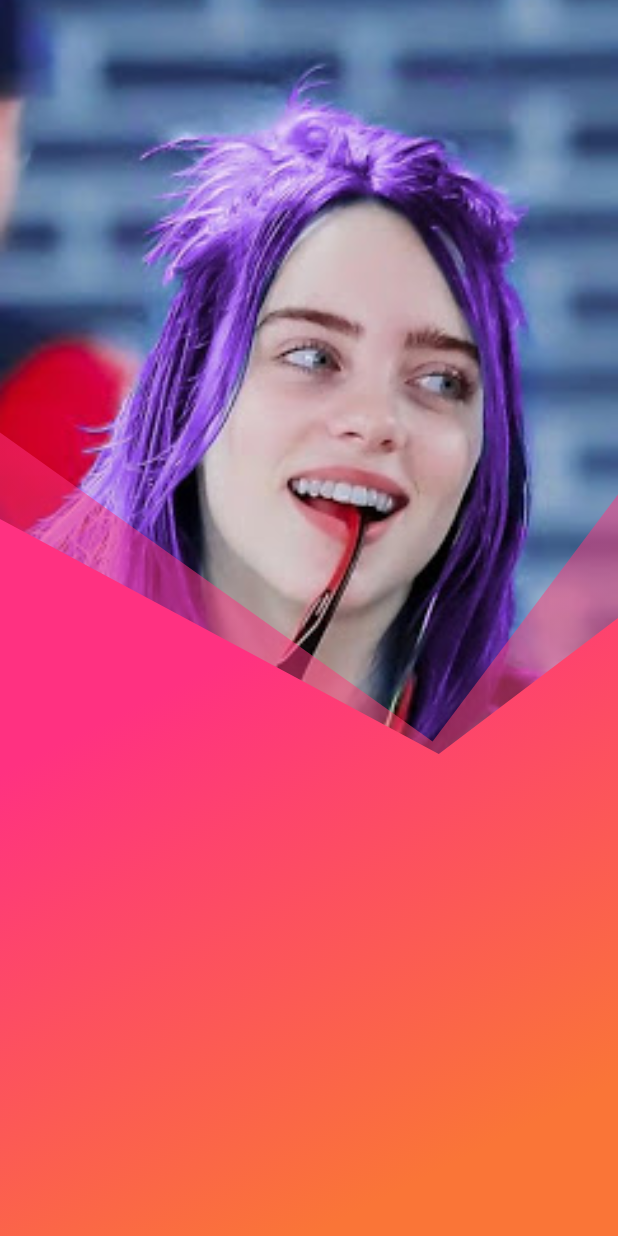
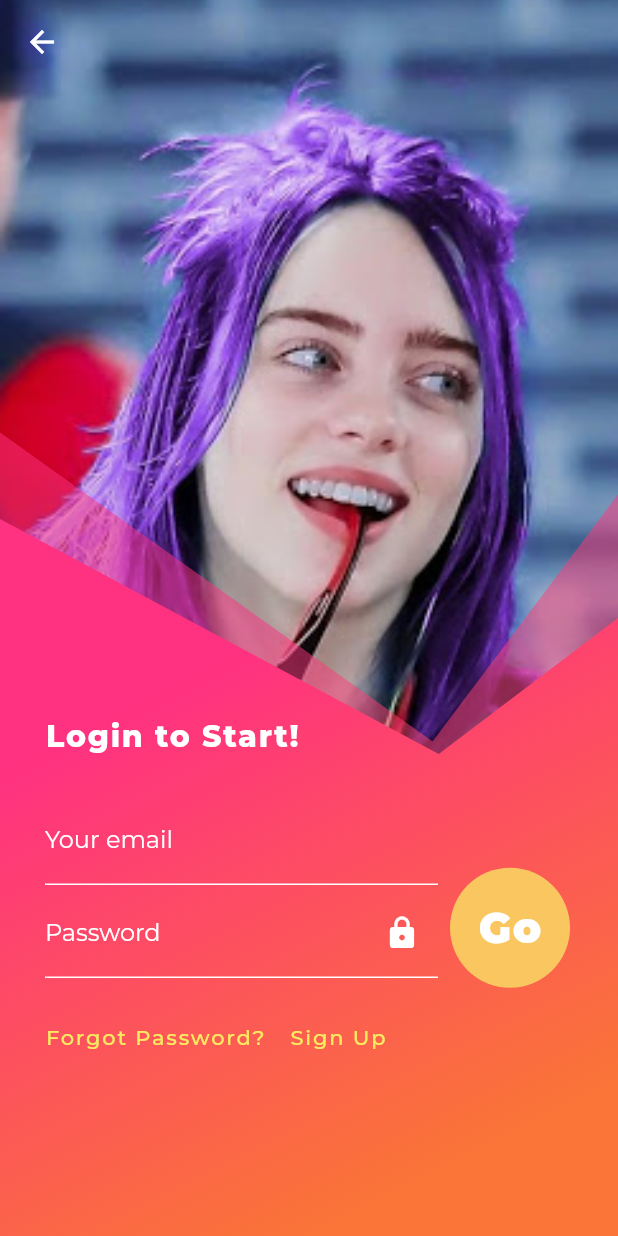
Before and after one commit to ahmedashraf722/Flutter_Marathon_Screen, a Flutter app: the Register3 screen opened directly, on a phone screen of 412 x 824 dp. Run offline on Flutter 3.47's test engine with Material 2 defaults, Android fonts, the phone set to English and light mode, and no system bars; our stand-ins replace font_awesome_flutter, google_fonts.

Commit message:
Add Full Register 3

```diff
--- a/lib/registers/registration3.dart
+++ b/lib/registers/registration3.dart
@@ -1,4 +1,5 @@
 import 'package:flutter/material.dart';
+import 'package:google_fonts/google_fonts.dart';
 
 class Register3 extends StatefulWidget {
   @override
@@ -6,9 +7,26 @@ class Register3 extends StatefulWidget {
 }
 
 class _Register3State extends State<Register3> {
+  var _key = GlobalKey<FormState>();
+
+  final TextEditingController _editingEmailController = TextEditingController();
+  final TextEditingController _editingPasswordController =
+      TextEditingController();
+
+  @override
+  void dispose() {
+    _editingEmailController.dispose();
+    _editingPasswordController.dispose();
+    super.dispose();
+  }
+
   @override
   Widget build(BuildContext context) {
-    return Stack(
+    return Theme(
+      data: ThemeData(
+        fontFamily: GoogleFonts.montserrat().fontFamily,
+      ),
+      child: Stack(
         children: [
           Image.asset(
             "assets/images/share/v.jpg",
@@ -35,8 +53,167 @@ class _Register3State extends State<Register3> {
               midPoint2: 0.61,
             ),
             child: Container(),
+          ),
+          Scaffold(
+            backgroundColor: Colors.transparent,
+            appBar: AppBar(
+              backgroundColor: Colors.transparent,
+              elevation: 0,
+            ),
+            body: Padding(
+              padding: EdgeInsets.all(30),
+              child: SingleChildScrollView(
+                child: Column(
+                  crossAxisAlignment: CrossAxisAlignment.start,
+                  children: [
+                    SizedBox(height: 400),
+                    Transform.translate(
+                      offset: Offset(0, -7),
+                      child: Text(
+                        "Login to Start!",
+                        style: TextStyle(
+                          color: Colors.white,
+                          fontWeight: FontWeight.w800,
+                          fontSize: 20,
+                          letterSpacing: 1.2,
+                        ),
+                      ),
+                    ),
+                    SizedBox(height: 20),
+                    _formBody(context),
+                    _actionEnd(context),
+                  ],
+                ),
+              ),
+            ),
+          ),
+        ],
+      ),
+    );
+  }
+
+  Widget _formBody(BuildContext context) {
+    return Row(
+      children: [
+        Flexible(
+          child: Form(
+            key: _key,
+            child: Column(
+              children: [
+                TextFormField(
+                  style: TextStyle(color: Colors.white),
+                  controller: _editingEmailController,
+                  decoration: InputDecoration(
+                    labelText: "Your email",
+                    labelStyle: TextStyle(
+                      color: Colors.white,
+                    ),
+                    hintText: "Email@address.com",
+                    hintStyle: TextStyle(
+                      color: Colors.white,
+                    ),
+                    focusColor: Colors.white,
+                    enabledBorder: UnderlineInputBorder(
+                      borderSide: BorderSide(color: Colors.white),
+                    ),
+                    focusedBorder: UnderlineInputBorder(
+                      borderSide: BorderSide(color: Colors.white),
+                    ),
+                  ),
+                ),
+                SizedBox(height: 2),
+                TextFormField(
+                  style: TextStyle(color: Colors.white),
+                  controller: _editingPasswordController,
+                  obscureText: true,
+                  decoration: InputDecoration(
+                    labelText: "Password",
+                    labelStyle: TextStyle(
+                      color: Colors.white,
+                    ),
+                    hintText: "**********",
+                    hintStyle: TextStyle(
+                      color: Colors.white,
+                    ),
+                    suffixIcon: Icon(
+                      Icons.lock,
+                      color: Colors.white,
+                    ),
+                    focusColor: Colors.white,
+                    enabledBorder: UnderlineInputBorder(
+                      borderSide: BorderSide(color: Colors.white),
+                    ),
+                    focusedBorder: UnderlineInputBorder(
+                      borderSide: BorderSide(color: Colors.white),
+                    ),
+                  ),
+                ),
+              ],
+            ),
+          ),
+        ),
+        Transform.translate(
+          offset: Offset(-2, 25),
+          child: InkWell(
+            onTap: () {},
+            child: Container(
+              width: 80,
+              height: 80,
+              margin: EdgeInsets.only(left: 10, top: 5),
+              decoration: BoxDecoration(
+                color: Color(0xfff9c660),
+                shape: BoxShape.circle,
+              ),
+              child: Center(
+                child: Text(
+                  "Go",
+                  style: TextStyle(
+                    color: Colors.white,
+                    fontSize: 28,
+                    fontWeight: FontWeight.w900,
+                    letterSpacing: 1.1,
+                  ),
+                ),
+              ),
+            ),
+          ),
         )
       ],
+    );
+  }
+
+  Color _colorText = Color(0xfff9ea60);
+
+  Widget _actionEnd(BuildContext context) {
+    return Transform.translate(
+      offset: Offset(0, 15),
+      child: Row(
+        mainAxisAlignment: MainAxisAlignment.start,
+        crossAxisAlignment: CrossAxisAlignment.start,
+        children: [
+          FlatButton(
+            padding: EdgeInsets.zero,
+            onPressed: () {},
+            child: Text(
+              "Forgot Password?",
+              style: TextStyle(
+                color: _colorText,
+                letterSpacing: 1.2,
+              ),
+            ),
+          ),
+          FlatButton(
+            onPressed: () {},
+            child: Text(
+              "Sign Up",
+              style: TextStyle(
+                color: _colorText,
+                letterSpacing: 1.2,
+              ),
+            ),
+          ),
+        ],
+      ),
     );
   }
 }
```
Lines whose indentation alone changed are shown as unchanged.
